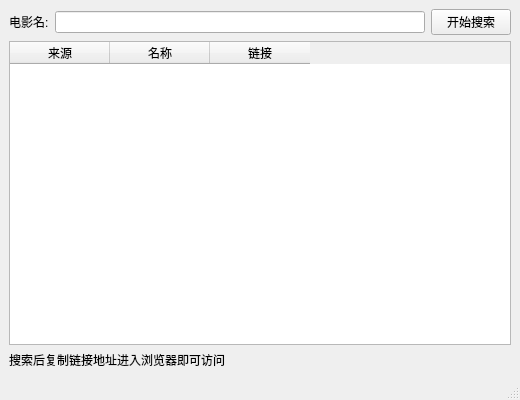
Qt form ui/main_ui.ui (nofaceleon/source_search) before a commit.
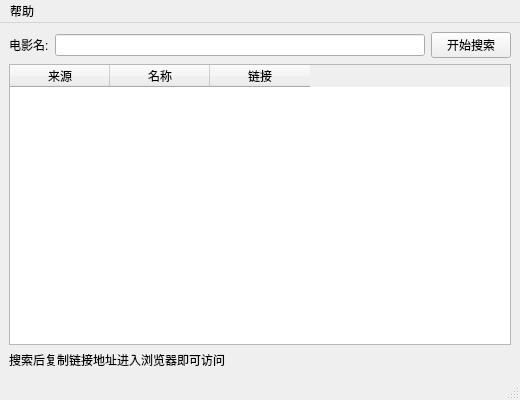
The same form after that commit.

What changed in the file:
```diff
--- a/ui/main_ui.ui
+++ b/ui/main_ui.ui
@@ -86,6 +86,13 @@
      <height>23</height>
     </rect>
    </property>
+   <widget class="QMenu" name="menu">
+    <property name="title">
+     <string>帮助</string>
+    </property>
+    <addaction name="actionversion"/>
+   </widget>
+   <addaction name="menu"/>
   </widget>
  </widget>
  <resources/>
```
Left out of the diff: 5 changed lines with no effect on the pictures.
